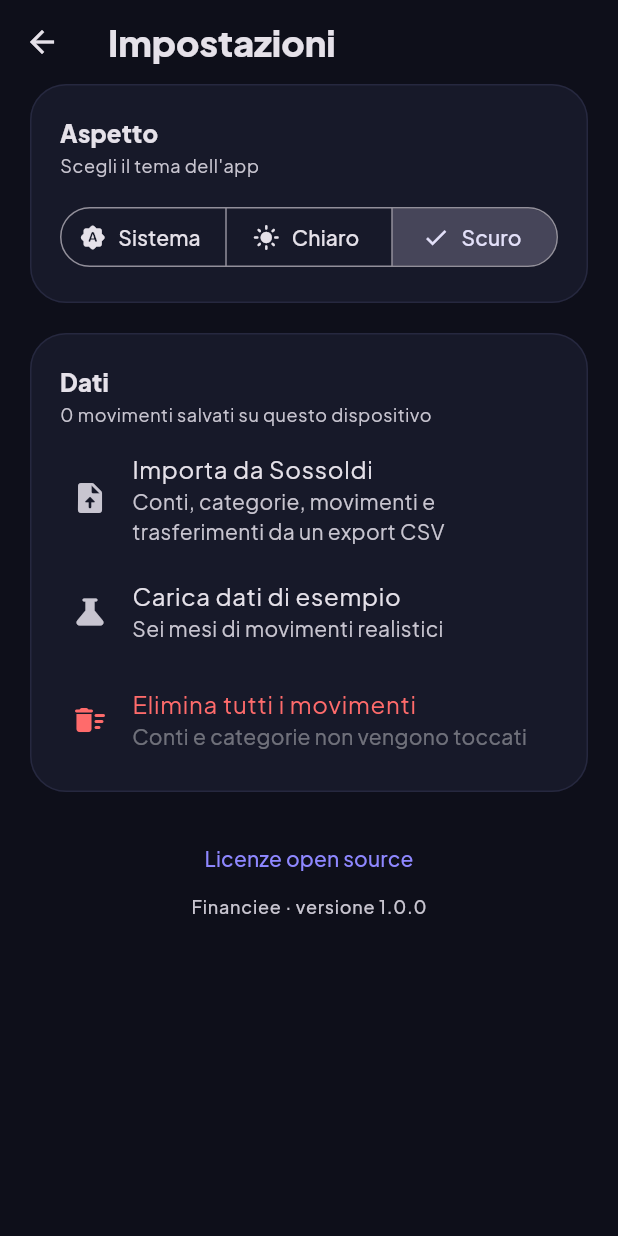
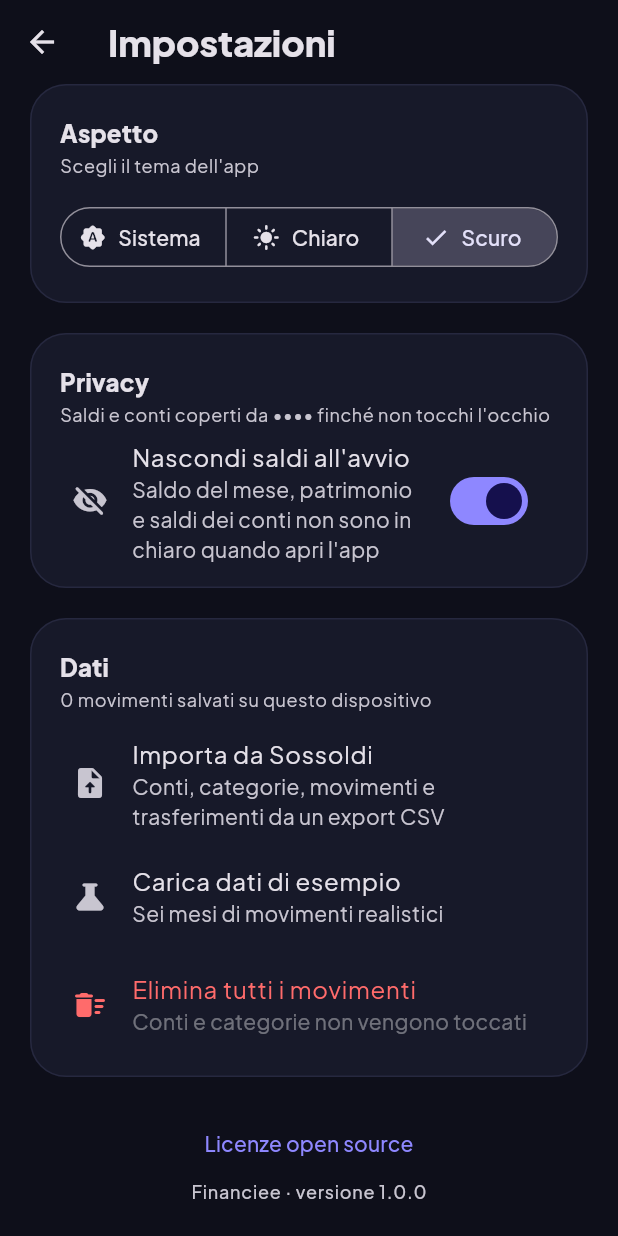
Before and after one commit to SimonePavanello/financee, a Flutter app: the SettingsScreen screen opened directly, after a tap on "Chiaro", after a tap on "Scuro", on a phone screen of 412 x 824 dp. Run offline on Flutter 3.47's test engine with Material 3 defaults, Android fonts, the phone set to English and light mode, and no system bars; our stand-ins replace drift, drift_flutter, fl_chart, flutter_riverpod, share_plus, shared_preferences and 1 more; missing offline and left inert: dart:js_interop, file_selector; accounts and stored records are empty; generated files the repository leaves out were written again.

Commit message:
Modalità privacy: saldi e conti nascosti all'avvio
- Saldo del mese con entrate e uscite, patrimonio e saldi dei conti
  compaiono come "•••• €" (dashboard, scheda Conti, form dei movimenti,
  editor del conto, card Conti del report).
- Icona a occhio per mostrarli o ricoprirli; un tocco su un importo
  nascosto li scopre.
- Impostazioni → Privacy: "Nascondi saldi all'avvio" (attivo di default,
  salvato nelle preferenze).
- Movimenti e statistiche restano visibili.

Co-Authored-By: Claude Opus 5.5 <noreply@anthropic.com>

```diff
--- a/lib/features/accounts/account_editor_sheet.dart
+++ b/lib/features/accounts/account_editor_sheet.dart
@@ -9,6 +9,7 @@ import '../../data/app_database.dart';
 import '../../providers.dart';
 import '../../widgets/category_widgets.dart';
 import '../../widgets/common.dart';
+import '../../widgets/privacy.dart';
 import 'delete_account_flow.dart';
 
 /// Apre l'editor di conto. Restituisce l'id del conto salvato.
@@ -161,8 +162,9 @@ class _AccountEditorSheetState extends ConsumerState<AccountEditorSheet> {
                     ),
                   ),
                   if (balance != null)
-                    Text(
-                      'Saldo attuale ${formatMoney(balance)}',
+                    SensitiveText(
+                      visibleText: 'Saldo attuale ${formatMoney(balance)}',
+                      hiddenText: 'Saldo attuale $kHiddenAmount',
                       style: theme.textTheme.bodySmall?.copyWith(
                         color: balance < 0
                             ? AppColors.expense
--- a/lib/features/accounts/accounts_screen.dart
+++ b/lib/features/accounts/accounts_screen.dart
@@ -7,6 +7,7 @@ import '../../data/app_database.dart';
 import '../../providers.dart';
 import '../../widgets/category_widgets.dart';
 import '../../widgets/common.dart';
+import '../../widgets/privacy.dart';
 import '../transactions/transaction_form_screen.dart';
 import 'account_editor_sheet.dart';
 
@@ -23,7 +24,10 @@ class AccountsScreen extends ConsumerWidget {
     final usage = ref.watch(accountUsageProvider).asData?.value ?? const {};
 
     return Scaffold(
-      appBar: AppBar(title: const Text('Conti')),
+      appBar: AppBar(
+        title: const Text('Conti'),
+        actions: const [PrivacyToggleButton(), SizedBox(width: 8)],
+      ),
       floatingActionButton: FloatingActionButton.extended(
         heroTag: 'add-account',
         onPressed: () => showAccountEditor(context),
@@ -135,8 +139,8 @@ class _NetWorthCard extends StatelessWidget {
                 ),
               ),
               const SizedBox(height: 4),
-              Text(
-                formatMoney(totalCents),
+              SensitiveAmount(
+                cents: totalCents,
                 style: theme.textTheme.displaySmall?.copyWith(
                   color: Colors.white,
                   fontWeight: FontWeight.w800,
@@ -205,8 +209,8 @@ class _AccountCard extends StatelessWidget {
                       ?.copyWith(fontWeight: FontWeight.w700),
                 ),
                 const SizedBox(height: 2),
-                Text(
-                  formatMoney(balance),
+                SensitiveAmount(
+                  cents: balance,
                   style: theme.textTheme.titleMedium?.copyWith(
                     fontWeight: FontWeight.w800,
                     color: balance < 0 ? AppColors.expense : null,
--- a/lib/features/dashboard/dashboard_widgets.dart
+++ b/lib/features/dashboard/dashboard_widgets.dart
@@ -8,6 +8,7 @@ import '../../domain/analytics.dart';
 import '../../widgets/category_widgets.dart';
 import '../../widgets/charts.dart';
 import '../../widgets/common.dart';
+import '../../widgets/privacy.dart';
 import '../../widgets/transaction_tile.dart';
 
 /// Card principale con gradiente: saldo del mese, entrate e uscite.
@@ -51,7 +52,7 @@ class BalanceCard extends StatelessWidget {
                 children: [
                   Row(
                     children: [
-                      Expanded(
+                      Flexible(
                         child: Text(
                           'Saldo di $monthName',
                           style: theme.textTheme.titleSmall?.copyWith(
@@ -60,6 +61,11 @@ class BalanceCard extends StatelessWidget {
                           ),
                         ),
                       ),
+                      PrivacyToggleButton(
+                        color: Colors.white.withValues(alpha: 0.85),
+                        size: 20,
+                      ),
+                      const Spacer(),
                       if (rate != null)
                         _GlassPill(
                           icon: Icons.savings_rounded,
@@ -71,7 +77,7 @@ class BalanceCard extends StatelessWidget {
                   FittedBox(
                     fit: BoxFit.scaleDown,
                     alignment: Alignment.centerLeft,
-                    child: _AnimatedMoney(
+                    child: _SensitiveAnimatedMoney(
                       cents: s.balanceCents,
                       style: theme.textTheme.displaySmall?.copyWith(
                         color: Colors.white,
@@ -228,7 +234,7 @@ class _FlowTile extends StatelessWidget {
                 FittedBox(
                   fit: BoxFit.scaleDown,
                   alignment: Alignment.centerLeft,
-                  child: _AnimatedMoney(
+                  child: _SensitiveAnimatedMoney(
                     cents: cents,
                     style: theme.textTheme.titleMedium?.copyWith(
                       color: Colors.white,
@@ -243,6 +249,21 @@ class _FlowTile extends StatelessWidget {
       ),
     );
   }
+}
+
+/// Importo animato che rispetta la modalità privacy.
+class _SensitiveAnimatedMoney extends StatelessWidget {
+  const _SensitiveAnimatedMoney({required this.cents, this.style});
+
+  final int cents;
+  final TextStyle? style;
+
+  @override
+  Widget build(BuildContext context) => SensitiveAmount(
+        cents: cents,
+        style: style,
+        builder: (_) => _AnimatedMoney(cents: cents, style: style),
+      );
 }
 
 class _AnimatedMoney extends StatelessWidget {
@@ -699,9 +720,16 @@ class AccountsOverviewCard extends StatelessWidget {
             child: SectionHeader(
               title: 'I tuoi conti',
               subtitle: 'Patrimonio ${formatMoney(total)}',
-              trailing: TextButton(
-                onPressed: onManage,
-                child: const Text('Gestisci'),
+              hiddenSubtitle: 'Patrimonio $kHiddenAmount',
+              trailing: Row(
+                mainAxisSize: MainAxisSize.min,
+                children: [
+                  const PrivacyToggleButton(size: 20),
+                  TextButton(
+                    onPressed: onManage,
+                    child: const Text('Gestisci'),
+                  ),
+                ],
               ),
             ),
           ),
@@ -725,8 +753,8 @@ class AccountsOverviewCard extends StatelessWidget {
                             ?.copyWith(fontWeight: FontWeight.w600),
                       ),
                     ),
-                    Text(
-                      formatMoney(balanceOf(a)),
+                    SensitiveAmount(
+                      cents: balanceOf(a),
                       style: theme.textTheme.bodyMedium?.copyWith(
                         fontWeight: FontWeight.w800,
                         color: balanceOf(a) < 0 ? AppColors.expense : null,
--- a/lib/features/settings/settings_screen.dart
+++ b/lib/features/settings/settings_screen.dart
@@ -120,6 +120,32 @@ class SettingsScreen extends ConsumerWidget {
                 ),
                 const SizedBox(height: 20),
                 AppCard(
+                  padding: const EdgeInsets.fromLTRB(12, 20, 12, 8),
+                  child: Column(
+                    crossAxisAlignment: CrossAxisAlignment.stretch,
+                    children: [
+                      const Padding(
+                        padding: EdgeInsets.symmetric(horizontal: 8),
+                        child: SectionHeader(
+                          title: 'Privacy',
+                          subtitle: 'Saldi e conti coperti da •••• finché non tocchi l\'occhio',
+                        ),
+                      ),
+                      SwitchListTile(
+                        secondary: const Icon(Icons.visibility_off_rounded),
+                        title: const Text('Nascondi saldi all\'avvio'),
+                        subtitle: const Text(
+                          'Saldo del mese, patrimonio e saldi dei conti non sono in chiaro quando apri l\'app',
+                        ),
+                        value: ref.watch(hideBalancesOnStartProvider),
+                        onChanged: (v) =>
+                            ref.read(hideBalancesOnStartProvider.notifier).set(v),
+                      ),
+                    ],
+                  ),
+                ),
+                const SizedBox(height: 20),
+                AppCard(
                   padding: const EdgeInsets.fromLTRB(12, 20, 12, 12),
                   child: Column(
                     crossAxisAlignment: CrossAxisAlignment.stretch,
--- a/lib/features/transactions/transaction_form_screen.dart
+++ b/lib/features/transactions/transaction_form_screen.dart
@@ -9,6 +9,7 @@ import '../../data/models.dart';
 import '../../providers.dart';
 import '../../widgets/category_widgets.dart';
 import '../../widgets/common.dart';
+import '../../widgets/privacy.dart';
 import '../accounts/account_editor_sheet.dart';
 import '../categories/category_editor_sheet.dart';
 
@@ -866,8 +867,8 @@ class AccountPicker extends StatelessWidget {
                               : FontWeight.w600,
                         ),
                       ),
-                      Text(
-                        formatMoney(balances[a.id] ?? a.initialBalanceCents),
+                      SensitiveAmount(
+                        cents: balances[a.id] ?? a.initialBalanceCents,
                         style: theme.textTheme.labelSmall?.copyWith(
                           color: scheme.onSurfaceVariant,
                         ),
--- a/lib/providers.dart
+++ b/lib/providers.dart
@@ -44,6 +44,45 @@ class ThemeModeNotifier extends Notifier<ThemeMode> {
 
 final themeModeProvider =
     NotifierProvider<ThemeModeNotifier, ThemeMode>(ThemeModeNotifier.new);
+
+// -----------------------------------------------------------------------------
+// Privacy: saldi nascosti
+// -----------------------------------------------------------------------------
+
+const _hideOnStartKey = 'hide_balances_on_start';
+
+/// Impostazione salvata: all'apertura dell'app saldi e conti sono nascosti.
+class HideBalancesOnStartNotifier extends Notifier<bool> {
+  @override
+  bool build() =>
+      ref.watch(sharedPreferencesProvider).getBool(_hideOnStartKey) ?? true;
+
+  void set(bool value) {
+    state = value;
+    ref.read(sharedPreferencesProvider).setBool(_hideOnStartKey, value);
+    // Applica subito la scelta anche alla sessione in corso.
+    ref.read(balancesHiddenProvider.notifier).set(value);
+  }
+}
+
+final hideBalancesOnStartProvider =
+    NotifierProvider<HideBalancesOnStartNotifier, bool>(
+  HideBalancesOnStartNotifier.new,
+);
+
+/// Stato della sessione: `true` se saldi e conti sono coperti da "••••".
+/// Parte dall'impostazione salvata; l'icona a occhio lo inverte.
+class BalancesHiddenNotifier extends Notifier<bool> {
+  @override
+  bool build() =>
+      ref.read(sharedPreferencesProvider).getBool(_hideOnStartKey) ?? true;
+
+  void toggle() => state = !state;
+  void set(bool value) => state = value;
+}
+
+final balancesHiddenProvider =
+    NotifierProvider<BalancesHiddenNotifier, bool>(BalancesHiddenNotifier.new);
 
 // -----------------------------------------------------------------------------
 // Conti
--- a/lib/widgets/common.dart
+++ b/lib/widgets/common.dart
@@ -1,6 +1,7 @@
 import 'package:flutter/material.dart';
 
 import '../core/theme/app_colors.dart';
+import 'privacy.dart';
 
 /// Contenitore che limita la larghezza del contenuto sugli schermi larghi.
 class PageContainer extends StatelessWidget {
@@ -76,11 +77,16 @@ class SectionHeader extends StatelessWidget {
     super.key,
     required this.title,
     this.subtitle,
+    this.hiddenSubtitle,
     this.trailing,
   });
 
   final String title;
   final String? subtitle;
+
+  /// Sottotitolo da mostrare al posto di [subtitle] quando la modalità
+  /// privacy nasconde i saldi.
+  final String? hiddenSubtitle;
   final Widget? trailing;
 
   @override
@@ -100,8 +106,9 @@ class SectionHeader extends StatelessWidget {
               if (subtitle != null)
                 Padding(
                   padding: const EdgeInsets.only(top: 2),
-                  child: Text(
-                    subtitle!,
+                  child: SensitiveText(
+                    visibleText: subtitle!,
+                    hiddenText: hiddenSubtitle ?? subtitle!,
                     style: theme.textTheme.bodySmall?.copyWith(
                       color: theme.colorScheme.onSurfaceVariant,
                     ),
--- /dev/null
+++ b/lib/widgets/privacy.dart
@@ -0,0 +1,101 @@
+import 'package:flutter/material.dart';
+import 'package:flutter_riverpod/flutter_riverpod.dart';
+
+import '../core/utils/formatters.dart';
+import '../providers.dart';
+
+/// Testo mostrato al posto di un importo nascosto.
+const kHiddenAmount = '•••• €';
+
+/// Importo sensibile (saldi, patrimonio): con la modalità privacy attiva
+/// mostra "•••• €"; toccandolo si scoprono tutti gli importi.
+class SensitiveAmount extends ConsumerWidget {
+  const SensitiveAmount({
+    super.key,
+    required this.cents,
+    this.style,
+    this.format = formatMoney,
+    this.builder,
+  });
+
+  final int cents;
+  final TextStyle? style;
+  final String Function(int cents) format;
+
+  /// Per mostrare l'importo visibile con un widget personalizzato
+  /// (es. un numero animato). Se nullo si usa un semplice [Text].
+  final Widget Function(BuildContext context)? builder;
+
+  @override
+  Widget build(BuildContext context, WidgetRef ref) {
+    final hidden = ref.watch(balancesHiddenProvider);
+    final child = hidden
+        ? Text(kHiddenAmount, key: const ValueKey('hidden'), style: style)
+        : KeyedSubtree(
+            key: const ValueKey('visible'),
+            child: builder?.call(context) ?? Text(format(cents), style: style),
+          );
+    return GestureDetector(
+      behavior: HitTestBehavior.opaque,
+      onTap: hidden
+          ? () => ref.read(balancesHiddenProvider.notifier).set(false)
+          : null,
+      child: AnimatedSwitcher(
+        duration: const Duration(milliseconds: 220),
+        layoutBuilder: (current, previous) => Stack(
+          alignment: AlignmentDirectional.centerStart,
+          children: [...previous, ?current],
+        ),
+        child: child,
+      ),
+    );
+  }
+}
+
+/// Testo che contiene importi sensibili: [hiddenText] quando la privacy è
+/// attiva, altrimenti [visibleText].
+class SensitiveText extends ConsumerWidget {
+  const SensitiveText({
+    super.key,
+    required this.visibleText,
+    required this.hiddenText,
+    this.style,
+  });
+
+  final String visibleText;
+  final String hiddenText;
+  final TextStyle? style;
+
+  @override
+  Widget build(BuildContext context, WidgetRef ref) => Text(
+        ref.watch(balancesHiddenProvider) ? hiddenText : visibleText,
+        style: style,
+      );
+}
+
+/// Icona a occhio che mostra o nasconde saldi e conti.
+class PrivacyToggleButton extends ConsumerWidget {
+  const PrivacyToggleButton({super.key, this.color, this.size = 22});
+
+  final Color? color;
+  final double size;
+
+  @override
+  Widget build(BuildContext context, WidgetRef ref) {
+    final hidden = ref.watch(balancesHiddenProvider);
+    return IconButton(
+      tooltip: hidden ? 'Mostra saldi' : 'Nascondi saldi',
+      visualDensity: VisualDensity.compact,
+      onPressed: () => ref.read(balancesHiddenProvider.notifier).toggle(),
+      icon: AnimatedSwitcher(
+        duration: const Duration(milliseconds: 200),
+        child: Icon(
+          hidden ? Icons.visibility_off_rounded : Icons.visibility_rounded,
+          key: ValueKey(hidden),
+          color: color,
+          size: size,
+        ),
+      ),
+    );
+  }
+}
```
Also changed, not shown: lib/features/reports/reports_screen.dart (+5 -2 lines), 1 other file.
